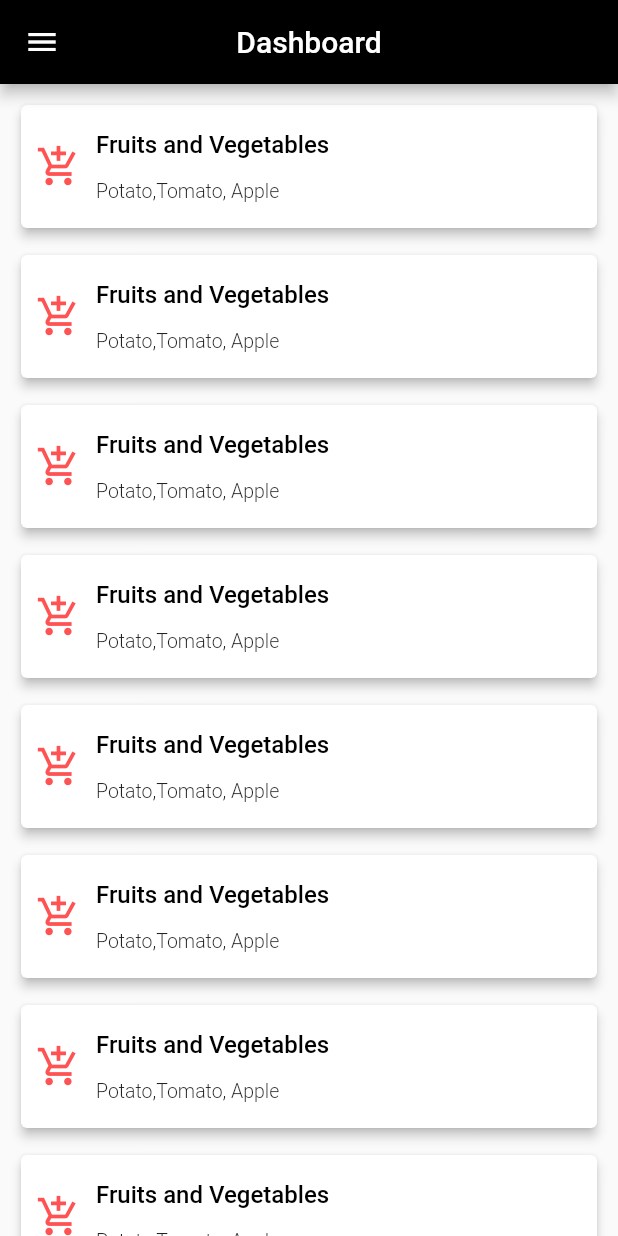
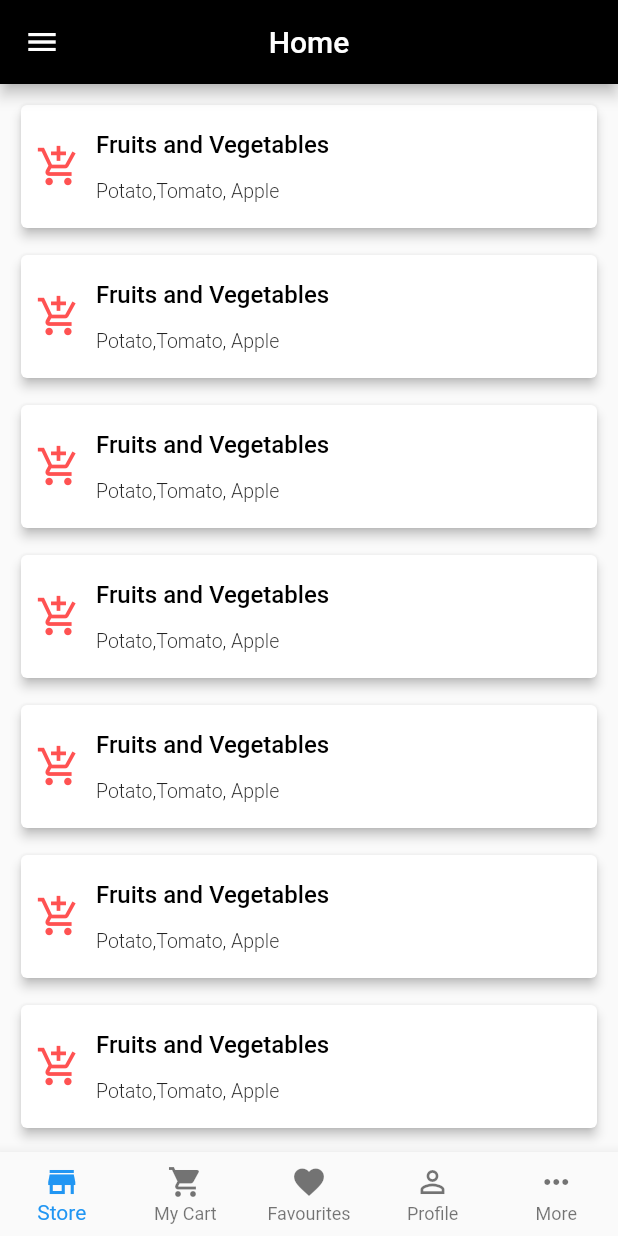
Before and after one commit to shubhamDarmwar/Flutter, a Flutter app: the Dashboard screen opened by its route, after a tap on "Fruits and Vegetables", on a phone screen of 412 x 824 dp. Run offline on Flutter 3.47's test engine with Material 2 defaults, Android fonts, the phone set to English and light mode, and no system bars.

Commit message:
Added Bottom Navigation Bar With Sample screens

```diff
--- a/GroceryApp/lib/Screens/Dashboard/Dashboard.dart
+++ b/GroceryApp/lib/Screens/Dashboard/Dashboard.dart
@@ -1,6 +1,9 @@
 import 'package:flutter/material.dart';
+import 'package:grocery_app/Screens/Dashboard/Home.dart';
+import 'package:grocery_app/Screens/Favourites/favourite.dart';
+import 'package:grocery_app/Screens/More/More.dart';
+import 'package:grocery_app/Screens/MyCart/MyCart.dart';
 import 'package:grocery_app/Screens/Profile/Profile.dart';
-import 'package:grocery_app/Screens/login/Login.dart';
 
 class Dashboard extends StatefulWidget {
   static const route = 'Dashboard';
@@ -9,174 +12,77 @@ class Dashboard extends StatefulWidget {
 }
 
 class _DashboardState extends State<Dashboard> {
+  int _currentIndex = 0;
+  final List<Widget> _pages = [
+    Home(),
+    MyCart(),
+    Favourites(),
+    Profile(),
+    More()
+  ];
+
   @override
   Widget build(BuildContext context) {
-    return Scaffold(
-      appBar: AppBar(
-        title: Text('Dashboard'),
-        centerTitle: true,
-      ),
-      drawer: _getMenuDrawer(),
-      body: _createCardList(),
+    return WillPopScope(
+        child: Scaffold(
+          body: _pages[_currentIndex],
+          bottomNavigationBar: _getBottomNavigationBar(),
+        ),
+        onWillPop: () async {
+          if (_currentIndex == 0) {
+            return true;
+          } else {
+            setState(() {
+              _currentIndex = 0;
+            });
+            return false;
+          }
+        });
+  }
+
+  Widget _getBottomNavigationBar() {
+    return BottomNavigationBar(
+      type: BottomNavigationBarType.fixed,
+      items: _getItems(),
+      currentIndex: _currentIndex,
+      onTap: (index) => _changeTab(index),
     );
   }
 
-  Widget _createCardList() {
-    return Container(
-      child: Column(
-        children: <Widget>[
-          Expanded(
-              child: ListView.builder(
-                  itemCount: 10,
-                  itemBuilder: (context, index) {
-                    return _getCardRow();
-                  }))
-        ],
-      ),
-    );
+  _changeTab(int index) {
+    setState(() {
+      _currentIndex = index;
+    });
   }
 
-  Widget _getCardRow() {
-    return Container(
-      padding: EdgeInsets.fromLTRB(10, 10, 10, 0),
-      height: 100,
-      width: double.maxFinite,
-      child: Card(
-        elevation: 3,
-        child: InkWell(
-          onTap: () {
-            print('Card Row tapped');
-          },
-          child: Container(
-            padding: EdgeInsets.fromLTRB(10, 10, 10, 10),
-            child: Row(
-              mainAxisAlignment: MainAxisAlignment.start,
-              children: <Widget>[
-                Icon(
-                  Icons.add_shopping_cart,
-                  color: Colors.redAccent,
-                  size: 30,
-                ),
-                SizedBox(
-                  width: 10,
-                ),
-                Column(
-                  mainAxisAlignment: MainAxisAlignment.spaceAround,
-                  crossAxisAlignment: CrossAxisAlignment.start,
-                  children: <Widget>[
-                    Text(
-                      'Fruits and Vegetables',
-                      style: TextStyle(
-                          color: Colors.black,
-                          fontWeight: FontWeight.w500,
-                          fontSize: 16.0),
-                    ),
-                    Text(
-                      'Potato,Tomato, Apple',
-                      style: TextStyle(
-                          color: Colors.black87,
-                          fontWeight: FontWeight.w300,
-                          fontSize: 13.0),
-                    )
-                  ],
-                ),
-              ],
-            ),
-          ),
+//store  my cart favourites profile more
+  List<BottomNavigationBarItem> _getItems() {
+    List<BottomNavigationBarItem> items = List();
+    return items
+      ..add(_getBottomNavigationItem(icon: Icons.store, title: 'Store'))
+      ..add(
+          _getBottomNavigationItem(icon: Icons.shopping_cart, title: 'My Cart'))
+      ..add(_getBottomNavigationItem(icon: Icons.favorite, title: 'Favourites'))
+      ..add(_getBottomNavigationItem(
+          icon: Icons.person_outline, title: 'Profile'))
+      ..add(_getBottomNavigationItem(icon: Icons.more_horiz, title: 'More'));
+  }
+
+  BottomNavigationBarItem _getBottomNavigationItem(
+      {@required IconData icon, @required String title}) {
+    return BottomNavigationBarItem(
+      backgroundColor: Colors.grey,
+      icon: Icon(
+        icon,
+        size: 24.0,
+      ),
+      title: Text(
+        title,
+        style: TextStyle(
+          fontWeight: FontWeight.bold,
+          fontSize: 12.0,
         ),
       ),
     );
   }
-
-  Widget _getMenuDrawer() {
-    return Drawer(
-        child: ListView(
-      padding: EdgeInsets.zero,
-      children: <Widget>[
-        DrawerHeader(
-          child: Container(
-            child: Row(
-              mainAxisAlignment: MainAxisAlignment.start,
-              children: <Widget>[
-                Container(
-                  height: 100.0,
-                  width: 100.0,
-                  margin: EdgeInsets.only(left: 0.0, right: 16.0, top: 8.0),
-                  child: Icon(
-                    Icons.person,
-                    size: 100.0,
-                    color: Colors.black38,
-                  ),
-                ),
-                Container(
-                  margin: EdgeInsets.only(left: 0.0, right: 0.0, top: 8.0),
-                  child: _getUserProfileDetails(),
-                )
-              ],
-            ),
-          ),
-          decoration: BoxDecoration(
-            color: Colors.grey,
-          ),
-        ),
-        ListTile(
-          title: Text('My profile'),
-          onTap: () {
-            Navigator.of(context).pushNamedAndRemoveUntil(
-                  Profile.route, (Route<dynamic> route) => false);
-          }),
-        ListTile(
-          title: Text('Menu 2'),
-          onTap: () => Navigator.pop(context),
-        ),
-        ListTile(
-          title: Text('Menu 3'),
-          onTap: () => Navigator.pop(context),
-        ),
-        ListTile(
-          title: Text('Menu 4'),
-          onTap: () => Navigator.pop(context),
-        ),
-        ListTile(
-          title: Text('Menu 5'),
-          onTap: () => Navigator.pop(context),
-        ),
-        ListTile(
-          title: Text('Menu 6'),
-          onTap: () => Navigator.pop(context),
-        ),
-        ListTile(
-            title: Text('Log Out'),
-            onTap: () {
-              Navigator.of(context).pushNamedAndRemoveUntil(
-                  Login.route, (Route<dynamic> route) => false);
-            }),
-      ],
-    ));
-  }
-
-  _getUserProfileDetails() {
-    return Column(
-        mainAxisAlignment: MainAxisAlignment.center,
-        crossAxisAlignment: CrossAxisAlignment.start,
-        children: [
-          Text(
-            'User Name',
-            style: TextStyle(
-                color: Colors.white70,
-                fontSize: 20.0,
-                fontWeight: FontWeight.w500),
-          ),
-          SizedBox(
-            height: 4,
-          ),
-          Text(
-            'Developer',
-            style: TextStyle(
-                color: Colors.white70,
-                fontSize: 14.0,
-                fontWeight: FontWeight.w500),
-          )
-        ]);
-  }
 }
--- /dev/null
+++ b/GroceryApp/lib/Screens/Dashboard/Home.dart
@@ -0,0 +1,99 @@
+import 'package:flutter/material.dart';
+
+import 'MenuDrawer.dart';
+
+class Home extends StatefulWidget {
+  @override
+  _HomeState createState() => _HomeState();
+}
+
+class _HomeState extends State<Home> with SingleTickerProviderStateMixin {
+  @override
+  void initState() {
+    super.initState();
+  }
+
+  @override
+  void dispose() {
+    super.dispose();
+  }
+
+  @override
+  Widget build(BuildContext context) {
+    return _createCardList();
+  }
+
+  Widget _createCardList() {
+    return Scaffold(
+      appBar: AppBar(
+        title: Text('Home'),
+        centerTitle: true,
+      ),
+      body: Container(
+        child: Column(
+          children: <Widget>[
+            Expanded(
+                child: ListView.builder(
+                    itemCount: 10,
+                    itemBuilder: (context, index) {
+                      return _getCardRow();
+                    }))
+          ],
+        ),
+      ),
+      drawer: MenuDrawer(),
+    );
+  }
+
+  Widget _getCardRow() {
+    return Container(
+      padding: EdgeInsets.fromLTRB(10, 10, 10, 0),
+      height: 100,
+      width: double.maxFinite,
+      child: Card(
+        elevation: 3,
+        child: InkWell(
+          onTap: () {
+            print('Card Row tapped');
+          },
+          child: Container(
+            padding: EdgeInsets.fromLTRB(10, 10, 10, 10),
+            child: Row(
+              mainAxisAlignment: MainAxisAlignment.start,
+              children: <Widget>[
+                Icon(
+                  Icons.add_shopping_cart,
+                  color: Colors.redAccent,
+                  size: 30,
+                ),
+                SizedBox(
+                  width: 10,
+                ),
+                Column(
+                  mainAxisAlignment: MainAxisAlignment.spaceAround,
+                  crossAxisAlignment: CrossAxisAlignment.start,
+                  children: <Widget>[
+                    Text(
+                      'Fruits and Vegetables',
+                      style: TextStyle(
+                          color: Colors.black,
+                          fontWeight: FontWeight.w500,
+                          fontSize: 16.0),
+                    ),
+                    Text(
+                      'Potato,Tomato, Apple',
+                      style: TextStyle(
+                          color: Colors.black87,
+                          fontWeight: FontWeight.w300,
+                          fontSize: 13.0),
+                    )
+                  ],
+                ),
+              ],
+            ),
+          ),
+        ),
+      ),
+    );
+  }
+}
--- /dev/null
+++ b/GroceryApp/lib/Screens/Dashboard/MenuDrawer.dart
@@ -0,0 +1,103 @@
+import 'package:flutter/material.dart';
+import 'package:grocery_app/Screens/Profile/Profile.dart';
+import 'package:grocery_app/Screens/login/Login.dart';
+
+class MenuDrawer extends StatelessWidget {
+  @override
+  Widget build(BuildContext context) {
+    return _getMenuDrawer(context);
+  }
+
+  Widget _getMenuDrawer(context) {
+    return Drawer(
+        child: ListView(
+      padding: EdgeInsets.zero,
+      children: <Widget>[
+        DrawerHeader(
+          child: Container(
+            child: Row(
+              mainAxisAlignment: MainAxisAlignment.start,
+              children: <Widget>[
+                Container(
+                  height: 100.0,
+                  width: 100.0,
+                  margin: EdgeInsets.only(left: 0.0, right: 16.0, top: 8.0),
+                  child: Icon(
+                    Icons.person,
+                    size: 100.0,
+                    color: Colors.black38,
+                  ),
+                ),
+                Container(
+                  margin: EdgeInsets.only(left: 0.0, right: 0.0, top: 8.0),
+                  child: _getUserProfileDetails(),
+                )
+              ],
+            ),
+          ),
+          decoration: BoxDecoration(
+            color: Colors.grey,
+          ),
+        ),
+        ListTile(
+            title: Text('My profile'),
+            onTap: () {
+              Navigator.pushNamed(context, Profile.route);
+              // Navigator.of(context).pushNamedAndRemoveUntil(
+              //     Profile.route, (Route<dynamic> route) => false);
+            }),
+        ListTile(
+          title: Text('Menu 2'),
+          onTap: () => Navigator.pop(context),
+        ),
+        ListTile(
+          title: Text('Menu 3'),
+          onTap: () => Navigator.pop(context),
+        ),
+        ListTile(
+          title: Text('Menu 4'),
+          onTap: () => Navigator.pop(context),
+        ),
+        ListTile(
+          title: Text('Menu 5'),
+          onTap: () => Navigator.pop(context),
+        ),
+        ListTile(
+          title: Text('Menu 6'),
+          onTap: () => Navigator.pop(context),
+        ),
+        ListTile(
+            title: Text('Log Out'),
+            onTap: () {
+              Navigator.of(context).pushNamedAndRemoveUntil(
+                  Login.route, (Route<dynamic> route) => false);
+            }),
+      ],
+    ));
+  }
+
+  _getUserProfileDetails() {
+    return Column(
+        mainAxisAlignment: MainAxisAlignment.center,
+        crossAxisAlignment: CrossAxisAlignment.start,
+        children: [
+          Text(
+            'User Name',
+            style: TextStyle(
+                color: Colors.white70,
+                fontSize: 20.0,
+                fontWeight: FontWeight.w500),
+          ),
+          SizedBox(
+            height: 4,
+          ),
+          Text(
+            'Developer',
+            style: TextStyle(
+                color: Colors.white70,
+                fontSize: 14.0,
+                fontWeight: FontWeight.w500),
+          )
+        ]);
+  }
+}
--- /dev/null
+++ b/GroceryApp/lib/Screens/Favourites/favourite.dart
@@ -0,0 +1,16 @@
+import 'package:flutter/material.dart';
+
+class Favourites extends StatefulWidget {
+  @override
+  _FavouritesState createState() => _FavouritesState();
+}
+
+class _FavouritesState extends State<Favourites> {
+  @override
+  Widget build(BuildContext context) {
+    return Container(
+      color: Colors.blueAccent,
+       child: Center(child: Text('FAVOURITES')),
+    );
+  }
+}
--- /dev/null
+++ b/GroceryApp/lib/Screens/More/More.dart
@@ -0,0 +1,16 @@
+import 'package:flutter/material.dart';
+
+class More extends StatefulWidget {
+  @override
+  _MoreState createState() => _MoreState();
+}
+
+class _MoreState extends State<More> {
+  @override
+  Widget build(BuildContext context) {
+    return Container(
+      color: Colors.grey,
+      child: Center(child: Text('MORE')),
+    );
+  }
+}
--- /dev/null
+++ b/GroceryApp/lib/Screens/MyCart/MyCart.dart
@@ -0,0 +1,16 @@
+import 'package:flutter/material.dart';
+
+class MyCart extends StatefulWidget {
+  @override
+  _MyCartState createState() => _MyCartState();
+}
+
+class _MyCartState extends State<MyCart> {
+  @override
+  Widget build(BuildContext context) {
+    return Container(
+      color: Colors.pink,
+      child: Center(child: Text('MY CART')),
+    );
+  }
+}
```
Also changed, not shown: GroceryApp/lib/Constants/Constant.dart (added).
